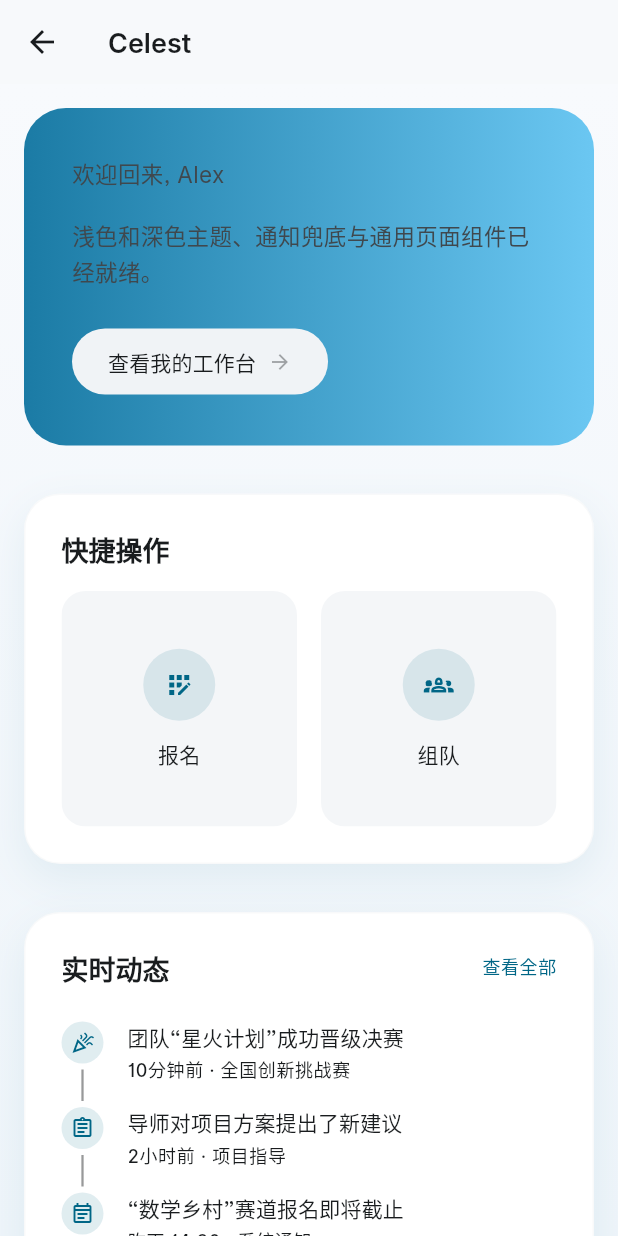
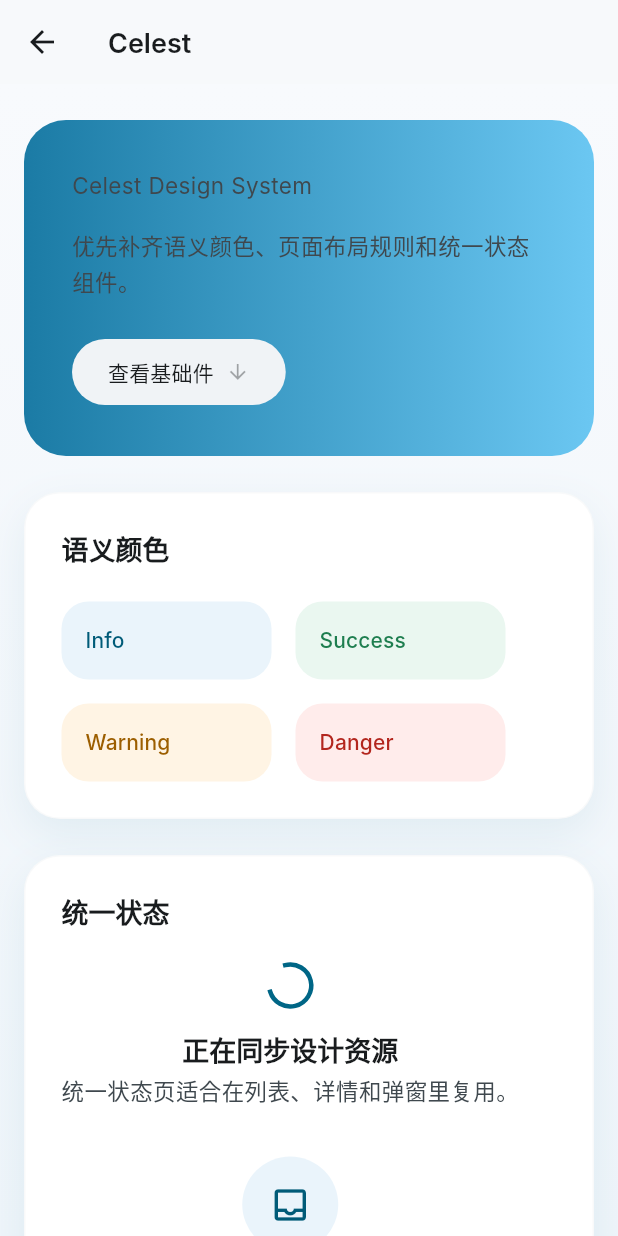
Before and after one commit to Luomuloyal/Celest, a Flutter app: the AppWidgetShowcasePage screen opened directly, on a phone screen of 412 x 824 dp. Run offline on Flutter 3.47's test engine with Material 3 defaults, Android fonts, the phone set to English and light mode, and no system bars; our stand-ins replace dio, flutter_local_notifications, flutter_riverpod, go_router, shared_preferences, web; missing offline and left inert: dart:js_interop; accounts and stored records are empty; Roboto replaces fonts that are missing (Inter).

Commit message:
feat(theme): add semantic states and page layout tokens

```diff
--- /dev/null
+++ b/lib/core/common/layout/app_page_constraints.dart
@@ -0,0 +1,8 @@
+abstract final class AppPageConstraints {
+  static const double content = 960;
+  static const double form = 640;
+  static const double detail = 1120;
+  static const double dashboard = 1200;
+  static const double dialog = 520;
+  static const double state = 440;
+}
--- /dev/null
+++ b/lib/core/common/layout/app_page_padding.dart
@@ -0,0 +1,45 @@
+import 'package:flutter/widgets.dart';
+
+import '../../constants/app_breakpoints.dart';
+import '../../theme/app_spacing.dart';
+
+abstract final class AppPagePadding {
+  static EdgeInsets content(
+    BuildContext context, {
+    double? top,
+    double? bottom,
+  }) {
+    final horizontal = horizontalValue(context);
+
+    return EdgeInsets.fromLTRB(
+      horizontal,
+      top ?? AppSpacing.pageVertical,
+      horizontal,
+      bottom ?? AppSpacing.pageVertical,
+    );
+  }
+
+  static double horizontalValue(BuildContext context) {
+    final width = MediaQuery.sizeOf(context).width;
+
+    if (width >= AppBreakpoints.tablet) {
+      return AppSpacing.pageHorizontalWide;
+    }
+
+    return AppSpacing.pageHorizontal;
+  }
+
+  static double sectionGap(BuildContext context) {
+    final width = MediaQuery.sizeOf(context).width;
+
+    if (width >= AppBreakpoints.desktop) {
+      return AppSpacing.xl;
+    }
+
+    if (width >= AppBreakpoints.tablet) {
+      return AppSpacing.lgMinus;
+    }
+
+    return AppSpacing.lg;
+  }
+}
--- /dev/null
+++ b/lib/core/common/widgets/app_empty_state.dart
@@ -0,0 +1,85 @@
+import 'package:flutter/material.dart';
+
+import '../layout/app_page_constraints.dart';
+import '../layout/app_page_padding.dart';
+import '../../theme/app_semantic_colors.dart';
+import '../../theme/app_spacing.dart';
+import '../../theme/theme_context_extension.dart';
+
+class AppEmptyState extends StatelessWidget {
+  const AppEmptyState({
+    super.key,
+    this.icon = Icons.inbox_outlined,
+    this.title = '暂无内容',
+    this.description = '数据准备好后会显示在这里。',
+    this.actionLabel,
+    this.onAction,
+    this.fullscreen = false,
+  });
+
+  final IconData icon;
+  final String title;
+  final String description;
+  final String? actionLabel;
+  final VoidCallback? onAction;
+  final bool fullscreen;
+
+  @override
+  Widget build(BuildContext context) {
+    final body = ConstrainedBox(
+      constraints: const BoxConstraints(maxWidth: AppPageConstraints.state),
+      child: Padding(
+        padding: fullscreen
+            ? AppPagePadding.content(context)
+            : EdgeInsets.zero,
+        child: Column(
+          mainAxisSize: MainAxisSize.min,
+          children: [
+            Container(
+              width: 64,
+              height: 64,
+              decoration: BoxDecoration(
+                color: AppSemanticColors.infoBackground,
+                shape: BoxShape.circle,
+              ),
+              child: Icon(
+                icon,
+                size: 28,
+                color: AppSemanticColors.infoForeground,
+              ),
+            ),
+            const SizedBox(height: AppSpacing.md),
+            Text(
+              title,
+              textAlign: TextAlign.center,
+              style: context.textStyles.titleLarge?.copyWith(
+                color: AppSemanticColors.textPrimary,
+              ),
+            ),
+            const SizedBox(height: AppSpacing.xs),
+            Text(
+              description,
+              textAlign: TextAlign.center,
+              style: context.textStyles.bodyMedium?.copyWith(
+                color: AppSemanticColors.textSecondary,
+              ),
+            ),
+            if (actionLabel != null && onAction != null) ...[
+              const SizedBox(height: AppSpacing.lg),
+              ElevatedButton(
+                onPressed: onAction,
+                child: Text(actionLabel!),
+              ),
+            ],
+          ],
+        ),
+      ),
+    );
+
+    if (fullscreen) {
+      return Center(child: body);
+    }
+
+    return body;
+  }
+}
--- /dev/null
+++ b/lib/core/common/widgets/app_error_state.dart
@@ -0,0 +1,83 @@
+import 'package:flutter/material.dart';
+
+import '../layout/app_page_constraints.dart';
+import '../layout/app_page_padding.dart';
+import '../../theme/app_semantic_colors.dart';
+import '../../theme/app_spacing.dart';
+import '../../theme/theme_context_extension.dart';
+
+class AppErrorState extends StatelessWidget {
+  const AppErrorState({
+    super.key,
+    this.title = '出了点问题',
+    this.description = '请稍后重试，或检查当前网络连接。',
+    this.retryLabel,
+    this.onRetry,
+    this.fullscreen = false,
+  });
+
+  final String title;
+  final String description;
+  final String? retryLabel;
+  final VoidCallback? onRetry;
+  final bool fullscreen;
+
+  @override
+  Widget build(BuildContext context) {
+    final body = ConstrainedBox(
+      constraints: const BoxConstraints(maxWidth: AppPageConstraints.state),
+      child: Padding(
+        padding: fullscreen
+            ? AppPagePadding.content(context)
+            : EdgeInsets.zero,
+        child: Column(
+          mainAxisSize: MainAxisSize.min,
+          children: [
+            Container(
+              width: 64,
+              height: 64,
+              decoration: const BoxDecoration(
+                color: AppSemanticColors.dangerBackground,
+                shape: BoxShape.circle,
+              ),
+              child: const Icon(
+                Icons.error_outline_rounded,
+                size: 28,
+                color: AppSemanticColors.dangerForeground,
+              ),
+            ),
+            const SizedBox(height: AppSpacing.md),
+            Text(
+              title,
+              textAlign: TextAlign.center,
+              style: context.textStyles.titleLarge?.copyWith(
+                color: AppSemanticColors.textPrimary,
+              ),
+            ),
+            const SizedBox(height: AppSpacing.xs),
+            Text(
+              description,
+              textAlign: TextAlign.center,
+              style: context.textStyles.bodyMedium?.copyWith(
+                color: AppSemanticColors.textSecondary,
+              ),
+            ),
+            if (retryLabel != null && onRetry != null) ...[
+              const SizedBox(height: AppSpacing.lg),
+              OutlinedButton(
+                onPressed: onRetry,
+                child: Text(retryLabel!),
+              ),
+            ],
+          ],
+        ),
+      ),
+    );
+
+    if (fullscreen) {
+      return Center(child: body);
+    }
+
+    return body;
+  }
+}
--- /dev/null
+++ b/lib/core/common/widgets/app_loading_state.dart
@@ -0,0 +1,68 @@
+import 'package:flutter/material.dart';
+
+import '../layout/app_page_constraints.dart';
+import '../layout/app_page_padding.dart';
+import '../../theme/app_semantic_colors.dart';
+import '../../theme/app_spacing.dart';
+import '../../theme/theme_context_extension.dart';
+
+class AppLoadingState extends StatelessWidget {
+  const AppLoadingState({
+    super.key,
+    this.title = '正在加载',
+    this.description,
+    this.fullscreen = false,
+    this.compact = false,
+  });
+
+  final String title;
+  final String? description;
+  final bool fullscreen;
+  final bool compact;
+
+  @override
+  Widget build(BuildContext context) {
+    final body = ConstrainedBox(
+      constraints: const BoxConstraints(maxWidth: AppPageConstraints.state),
+      child: Padding(
+        padding: fullscreen
+            ? AppPagePadding.content(context)
+            : EdgeInsets.zero,
+        child: Column(
+          mainAxisSize: MainAxisSize.min,
+          children: [
+            const SizedBox(
+              width: 28,
+              height: 28,
+              child: CircularProgressIndicator(strokeWidth: 3),
+            ),
+            SizedBox(height: compact ? AppSpacing.smPlus : AppSpacing.md),
+            Text(
+              title,
+              textAlign: TextAlign.center,
+              style: context.textStyles.titleLarge?.copyWith(
+                color: AppSemanticColors.textPrimary,
+              ),
+            ),
+            if (description != null) ...[
+              const SizedBox(height: AppSpacing.xs),
+              Text(
+                description!,
+                textAlign: TextAlign.center,
+                style: context.textStyles.bodyMedium?.copyWith(
+                  color: AppSemanticColors.textSecondary,
+                ),
+              ),
+            ],
+          ],
+        ),
+      ),
+    );
+
+    if (fullscreen) {
+      return Center(child: body);
+    }
+
+    return body;
+  }
+}
--- a/lib/core/common/widgets/app_placeholder_page.dart
+++ b/lib/core/common/widgets/app_placeholder_page.dart
@@ -1,7 +1,10 @@
 import 'package:flutter/material.dart';
 
 import '../../../l10n/l10n.dart';
+import '../layout/app_page_constraints.dart';
+import '../layout/app_page_padding.dart';
 import '../../theme/app_spacing.dart';
+import '../../theme/app_semantic_colors.dart';
 import '../../theme/theme_context_extension.dart';
 
 class AppPlaceholderPage extends StatelessWidget {
@@ -14,7 +17,11 @@ class AppPlaceholderPage extends StatelessWidget {
 
   @override
   Widget build(BuildContext context) {
-    return Center(
+    return Padding(
+      padding: AppPagePadding.content(context),
+      child: Center(
+        child: ConstrainedBox(
+          constraints: const BoxConstraints(maxWidth: AppPageConstraints.state),
           child: Column(
             mainAxisSize: MainAxisSize.min,
             children: [
@@ -22,7 +29,7 @@ class AppPlaceholderPage extends StatelessWidget {
                 title,
                 style: context.textStyles.headlineMedium?.copyWith(
                   fontSize: 28,
-              color: context.colors.onSurface,
+                  color: AppSemanticColors.textPrimary,
                 ),
                 textAlign: TextAlign.center,
               ),
@@ -30,12 +37,14 @@ class AppPlaceholderPage extends StatelessWidget {
               Text(
                 context.l10n.pagePlaceholder(title),
                 style: context.textStyles.bodyMedium?.copyWith(
-              color: context.colors.onSurfaceVariant,
+                  color: AppSemanticColors.textSecondary,
                 ),
                 textAlign: TextAlign.center,
               ),
             ],
           ),
+        ),
+      ),
     );
   }
 }
--- a/lib/core/common/widgets/app_widget_showcase_page.dart
+++ b/lib/core/common/widgets/app_widget_showcase_page.dart
@@ -1,9 +1,15 @@
 import 'package:flutter/material.dart';
 
+import '../layout/app_page_constraints.dart';
+import '../layout/app_page_padding.dart';
+import '../../theme/app_semantic_colors.dart';
 import '../../theme/app_spacing.dart';
 import '../../theme/theme_context_extension.dart';
 import 'app_action_tile.dart';
+import 'app_empty_state.dart';
+import 'app_error_state.dart';
 import 'app_input_field.dart';
+import 'app_loading_state.dart';
 import 'app_pill.dart';
 import 'app_pill_button.dart';
 import 'app_section_card.dart';
@@ -31,8 +37,13 @@ class AppWidgetShowcasePage extends StatelessWidget {
           ),
         ),
         child: SafeArea(
+          child: Center(
+            child: ConstrainedBox(
+              constraints: const BoxConstraints(
+                maxWidth: AppPageConstraints.dashboard,
+              ),
               child: ListView(
-            padding: const EdgeInsets.all(AppSpacing.md),
+                padding: AppPagePadding.content(context),
                 children: [
                   Container(
                     padding: const EdgeInsets.all(AppSpacing.xl),
@@ -48,19 +59,81 @@ class AppWidgetShowcasePage extends StatelessWidget {
                     child: Column(
                       crossAxisAlignment: CrossAxisAlignment.start,
                       children: const [
-                    Text('欢迎回来, Alex'),
+                        Text('Celest Design System'),
                         SizedBox(height: AppSpacing.md),
-                    Text('浅色和深色主题、通知兜底与通用页面组件已经就绪。'),
+                        Text('优先补齐语义颜色、页面布局规则和统一状态组件。'),
                         SizedBox(height: AppSpacing.lg),
                         AppPillButton(
-                      label: '查看我的工作台',
-                      icon: Icons.arrow_forward,
+                          label: '查看基础件',
+                          icon: Icons.arrow_downward,
                           variant: AppPillButtonVariant.muted,
                         ),
                       ],
                     ),
                   ),
-              const SizedBox(height: AppSpacing.xl),
+                  SizedBox(height: AppPagePadding.sectionGap(context)),
+                  const AppSectionCard(
+                    child: Column(
+                      crossAxisAlignment: CrossAxisAlignment.start,
+                      children: [
+                        AppSectionHeader(title: '语义颜色'),
+                        SizedBox(height: AppSpacing.lg),
+                        Wrap(
+                          spacing: AppSpacing.md,
+                          runSpacing: AppSpacing.md,
+                          children: [
+                            _ColorTokenTile(
+                              label: 'Info',
+                              background: AppSemanticColors.infoBackground,
+                              foreground: AppSemanticColors.infoForeground,
+                            ),
+                            _ColorTokenTile(
+                              label: 'Success',
+                              background: AppSemanticColors.successBackground,
+                              foreground: AppSemanticColors.successForeground,
+                            ),
+                            _ColorTokenTile(
+                              label: 'Warning',
+                              background: AppSemanticColors.warningBackground,
+                              foreground: AppSemanticColors.warningForeground,
+                            ),
+                            _ColorTokenTile(
+                              label: 'Danger',
+                              background: AppSemanticColors.dangerBackground,
+                              foreground: AppSemanticColors.dangerForeground,
+                            ),
+                          ],
+                        ),
+                      ],
+                    ),
+                  ),
+                  SizedBox(height: AppPagePadding.sectionGap(context)),
+                  const AppSectionCard(
+                    child: Column(
+                      crossAxisAlignment: CrossAxisAlignment.start,
+                      children: [
+                        AppSectionHeader(title: '统一状态'),
+                        SizedBox(height: AppSpacing.lg),
+                        AppLoadingState(
+                          title: '正在同步设计资源',
+                          description: '统一状态页适合在列表、详情和弹窗里复用。',
+                        ),
+                        SizedBox(height: AppSpacing.xl),
+                        AppEmptyState(
+                          title: '暂无可展示内容',
+                          description: '空状态保持轻量、明确，并提供下一步操作。',
+                          actionLabel: '新建内容',
+                        ),
+                        SizedBox(height: AppSpacing.xl),
+                        AppErrorState(
+                          title: '加载失败',
+                          description: '错误状态建议只保留一条核心信息和一个重试动作。',
+                          retryLabel: '重新加载',
+                        ),
+                      ],
+                    ),
+                  ),
+                  SizedBox(height: AppPagePadding.sectionGap(context)),
                   const AppSectionCard(
                     child: Column(
                       crossAxisAlignment: CrossAxisAlignment.start,
@@ -93,7 +166,7 @@ class AppWidgetShowcasePage extends StatelessWidget {
                       ],
                     ),
                   ),
-              const SizedBox(height: AppSpacing.xl),
+                  SizedBox(height: AppPagePadding.sectionGap(context)),
                   const AppSectionCard(
                     child: Column(
                       crossAxisAlignment: CrossAxisAlignment.start,
@@ -119,7 +192,7 @@ class AppWidgetShowcasePage extends StatelessWidget {
                       ],
                     ),
                   ),
-              const SizedBox(height: AppSpacing.xl),
+                  SizedBox(height: AppPagePadding.sectionGap(context)),
                   const AppSectionCard(
                     child: Column(
                       crossAxisAlignment: CrossAxisAlignment.start,
@@ -164,6 +237,36 @@ class AppWidgetShowcasePage extends StatelessWidget {
               ),
             ),
           ),
+        ),
+      ),
     );
   }
 }
+
+class _ColorTokenTile extends StatelessWidget {
+  const _ColorTokenTile({
+    required this.label,
+    required this.background,
+    required this.foreground,
+  });
+
+  final String label;
+  final Color background;
+  final Color foreground;
+
+  @override
+  Widget build(BuildContext context) {
+    return Container(
+      width: 140,
+      padding: const EdgeInsets.all(AppSpacing.md),
+      decoration: BoxDecoration(
+        color: background,
+        borderRadius: BorderRadius.circular(18),
+      ),
+      child: Text(
+        label,
+        style: context.textStyles.labelLarge?.copyWith(color: foreground),
+      ),
+    );
+  }
+}
--- /dev/null
+++ b/lib/core/theme/app_semantic_colors.dart
@@ -0,0 +1,31 @@
+import 'package:flutter/material.dart';
+
+import 'app_colors.dart';
+
+abstract final class AppSemanticColors {
+  static const Color textPrimary = AppColors.onSurface;
+  static const Color textSecondary = AppColors.onSurfaceVariant;
+  static const Color textDisabled = Color(0xFF8C959D);
+
+  static const Color borderDefault = Color(0x1ABEC8CE);
+  static const Color borderStrong = Color(0x33A8B6C3);
+  static const Color borderError = Color(0x33BA1A1A);
+
+  static const Color fillDefault = AppColors.surfaceContainerLowest;
+  static const Color fillMuted = Color(0xFFF4F7FA);
+  static const Color fillSubtle = Color(0xFFEDF3F7);
+
+  static const Color infoBackground = Color(0xFFEAF4FB);
+  static const Color infoForeground = Color(0xFF005B78);
+
+  static const Color successBackground = Color(0xFFEAF7F0);
+  static const Color successForeground = Color(0xFF1E7E4F);
+
+  static const Color warningBackground = Color(0xFFFFF4E4);
+  static const Color warningForeground = Color(0xFF9C5E00);
+
+  static const Color dangerBackground = Color(0xFFFFECEB);
+  static const Color dangerForeground = Color(0xFFB3261E);
+
+  static const Color focusRing = Color(0x33006686);
+}
```
Lines whose indentation alone changed are shown as unchanged.
